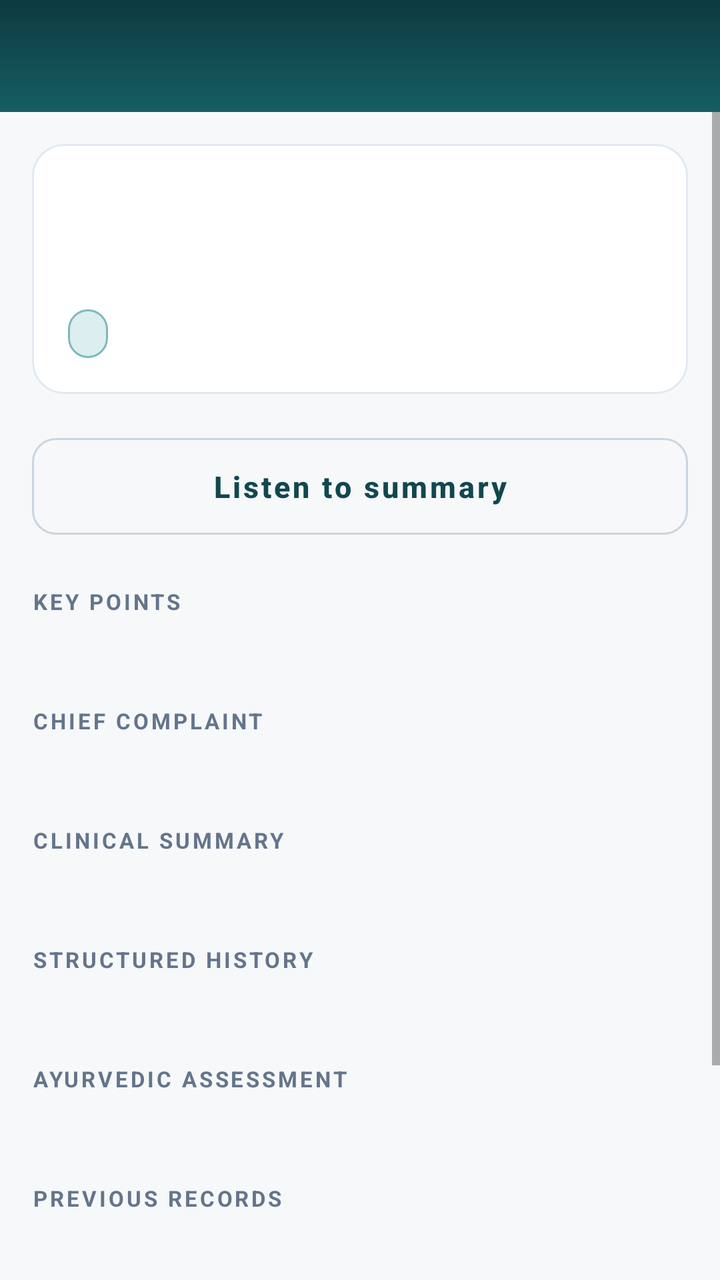
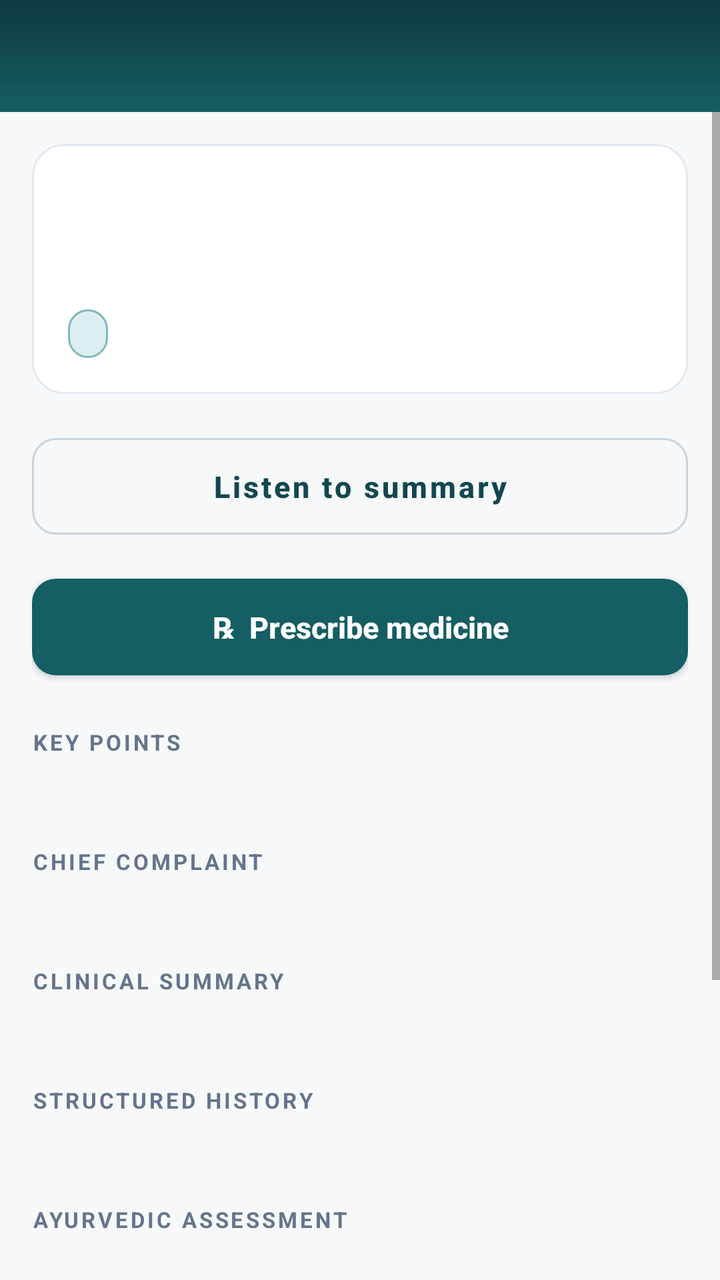

Screens rendered from an Android XML layout before and after an edit, with the pre-edit source and the edit as a unified diff.
<!-- AndroidManifest.xml: application theme Theme.DoctorApp -->
<!-- res/layout/activity_case_detail.xml -->
<?xml version="1.0" encoding="utf-8"?>
<LinearLayout xmlns:android="http://schemas.android.com/apk/res/android"
    xmlns:app="http://schemas.android.com/apk/res-auto"
    android:layout_width="match_parent"
    android:layout_height="match_parent"
    android:orientation="vertical"
    android:background="@color/background">

    <androidx.appcompat.widget.Toolbar
        android:id="@+id/toolbar"
        android:layout_width="match_parent"
        android:layout_height="?attr/actionBarSize"
        android:background="@drawable/bg_header_gradient"
        app:titleTextColor="@color/white"
        app:subtitleTextColor="@color/brand_100" />

    <ScrollView
        android:layout_width="match_parent"
        android:layout_height="0dp"
        android:layout_weight="1"
        android:fillViewport="true">

        <LinearLayout
            android:layout_width="match_parent"
            android:layout_height="wrap_content"
            android:orientation="vertical"
            android:padding="16dp">

            <com.google.android.material.card.MaterialCardView
                android:layout_width="match_parent"
                android:layout_height="wrap_content"
                app:cardCornerRadius="16dp"
                app:cardElevation="0dp"
                app:strokeColor="@color/ink_200"
                app:strokeWidth="1dp">

                <LinearLayout
                    android:layout_width="match_parent"
                    android:layout_height="wrap_content"
                    android:orientation="vertical"
                    android:padding="18dp">

                    <TextView
                        android:id="@+id/tvName"
                        style="@style/Text.Display"
                        android:layout_width="match_parent"
                        android:layout_height="wrap_content" />

                    <TextView
                        android:id="@+id/tvMeta"
                        style="@style/Text.Caption"
                        android:layout_width="match_parent"
                        android:layout_height="wrap_content"
                        android:layout_marginTop="4dp" />

                    <LinearLayout
                        android:layout_width="match_parent"
                        android:layout_height="wrap_content"
                        android:layout_marginTop="12dp"
                        android:orientation="horizontal">

                        <TextView
                            android:id="@+id/tvMode"
                            style="@style/Text.Caption"
                            android:layout_width="wrap_content"
                            android:layout_height="wrap_content"
                            android:background="@drawable/bg_chip_brand"
                            android:paddingLeft="10dp"
                            android:paddingRight="10dp"
                            android:paddingTop="4dp"
                            android:paddingBottom="4dp"
                            android:textStyle="bold" />

                        <TextView
                            android:id="@+id/tvUrgency"
                            style="@style/Text.Caption"
                            android:layout_width="wrap_content"
                            android:layout_height="wrap_content"
                            android:layout_marginStart="8dp"
                            android:paddingLeft="10dp"
                            android:paddingRight="10dp"
                            android:paddingTop="4dp"
                            android:paddingBottom="4dp"
                            android:textStyle="bold" />
                    </LinearLayout>
                </LinearLayout>
            </com.google.android.material.card.MaterialCardView>

            <TextView
                android:id="@+id/tvRedFlags"
                style="@style/Text.Body"
                android:layout_width="match_parent"
                android:layout_height="wrap_content"
                android:layout_marginTop="14dp"
                android:background="@drawable/bg_panel_danger"
                android:padding="14dp"
                android:textColor="@color/danger"
                android:textStyle="bold"
                android:visibility="gone" />

            <com.google.android.material.button.MaterialButton
                android:id="@+id/btnListen"
                style="@style/Widget.DoctorApp.Button.Outlined"
                android:layout_width="match_parent"
                android:layout_height="wrap_content"
                android:layout_marginTop="16dp"
                android:text="@string/listen_summary" />

            <TextView
                style="@style/Text.SectionLabel"
                android:id="@+id/lblKeyPoints"
                android:layout_width="match_parent"
                android:layout_height="wrap_content"
                android:layout_marginTop="20dp"
                android:text="Key points" />

            <TextView
                android:id="@+id/tvKeyPoints"
                style="@style/Text.Body"
                android:layout_width="match_parent"
                android:layout_height="wrap_content"
                android:layout_marginTop="6dp" />


            <TextView
                style="@style/Text.SectionLabel"
                android:id="@+id/lblComplaint"
                android:layout_width="match_parent"
                android:layout_height="wrap_content"
                android:layout_marginTop="20dp"
                android:text="Chief complaint" />

            <TextView
                android:id="@+id/tvComplaint"
                style="@style/Text.Body"
                android:layout_width="match_parent"
                android:layout_height="wrap_content"
                android:layout_marginTop="6dp" />


            <TextView
                style="@style/Text.SectionLabel"
                android:id="@+id/lblSummary"
                android:layout_width="match_parent"
                android:layout_height="wrap_content"
                android:layout_marginTop="20dp"
                android:text="Clinical summary" />

            <TextView
                android:id="@+id/tvSummary"
                style="@style/Text.Body"
                android:layout_width="match_parent"
                android:layout_height="wrap_content"
                android:layout_marginTop="6dp" />


            <TextView
                style="@style/Text.SectionLabel"
                android:id="@+id/lblHistory"
                android:layout_width="match_parent"
                android:layout_height="wrap_content"
                android:layout_marginTop="20dp"
                android:text="Structured history" />

            <TextView
                android:id="@+id/tvHistory"
                style="@style/Text.Body"
                android:layout_width="match_parent"
                android:layout_height="wrap_content"
                android:layout_marginTop="6dp" />


            <TextView
                style="@style/Text.SectionLabel"
                android:id="@+id/lblAyush"
                android:layout_width="match_parent"
                android:layout_height="wrap_content"
                android:layout_marginTop="20dp"
                android:text="Ayurvedic assessment" />

            <TextView
                android:id="@+id/tvAyush"
                style="@style/Text.Body"
                android:layout_width="match_parent"
                android:layout_height="wrap_content"
                android:layout_marginTop="6dp" />


            <TextView
                style="@style/Text.SectionLabel"
                android:id="@+id/lblDocuments"
                android:layout_width="match_parent"
                android:layout_height="wrap_content"
                android:layout_marginTop="20dp"
                android:text="Previous records" />

            <TextView
                android:id="@+id/tvDocuments"
                style="@style/Text.Body"
                android:layout_width="match_parent"
                android:layout_height="wrap_content"
                android:layout_marginTop="6dp" />


            <TextView
                style="@style/Text.SectionLabel"
                android:id="@+id/lblTranscript"
                android:layout_width="match_parent"
                android:layout_height="wrap_content"
                android:layout_marginTop="20dp"
                android:text="Interview transcript" />

            <TextView
                android:id="@+id/tvTranscript"
                style="@style/Text.Body"
                android:layout_width="match_parent"
                android:layout_height="wrap_content"
                android:layout_marginTop="6dp" />


            <TextView
                style="@style/Text.Caption"
                android:layout_width="match_parent"
                android:layout_height="wrap_content"
                android:layout_marginTop="24dp"
                android:background="@drawable/bg_panel_muted"
                android:padding="12dp"
                android:text="@string/ai_disclaimer" />
        </LinearLayout>
    </ScrollView>

    <ProgressBar
        android:id="@+id/progressBar"
        android:layout_width="wrap_content"
        android:layout_height="wrap_content"
        android:layout_gravity="center"
        android:indeterminateTint="@color/brand_600"
        android:visibility="gone" />
</LinearLayout>
<!-- resources referenced by this layout -->
<resources>
  <color name="background">#F6F8F9</color>
  <color name="brand_100">#DCEEF0</color>
  <color name="brand_600">#155E63</color>
  <color name="danger">#C62828</color>
  <color name="ink_200">#E2E8F0</color>
  <color name="white">#FFFFFFFF</color>
  <!-- drawable bg_chip_brand (drawable) -->
  <?xml version="1.0" encoding="utf-8"?>
  <shape xmlns:android="http://schemas.android.com/apk/res/android" android:shape="rectangle">
      <solid android:color="@color/brand_100" />
      <corners android:radius="100dp" />
      <stroke android:width="1dp" android:color="@color/brand_300" />
  </shape>
  <!-- drawable bg_header_gradient (drawable) -->
  <?xml version="1.0" encoding="utf-8"?>
  <shape xmlns:android="http://schemas.android.com/apk/res/android" android:shape="rectangle">
      <gradient
          android:angle="270"
          android:startColor="@color/brand_800"
          android:endColor="@color/brand_600" />
  </shape>
  <!-- drawable bg_panel_danger (drawable) -->
  <?xml version="1.0" encoding="utf-8"?>
  <shape xmlns:android="http://schemas.android.com/apk/res/android" android:shape="rectangle">
      <solid android:color="@color/danger_bg" />
      <corners android:radius="12dp" />
      <stroke android:width="1dp" android:color="#F3C0C0" />
  </shape>
  <!-- drawable bg_panel_muted (drawable) -->
  <?xml version="1.0" encoding="utf-8"?>
  <shape xmlns:android="http://schemas.android.com/apk/res/android" android:shape="rectangle">
      <solid android:color="@color/ink_50" />
      <corners android:radius="12dp" />
      <stroke android:width="1dp" android:color="@color/ink_200" />
  </shape>
  <string name="ai_disclaimer">AI-prepared draft. Review and confirm before acting.</string>
  <string name="listen_summary">Listen to summary</string>
  <style name="Text.Body" parent="TextAppearance.MaterialComponents.Body2">
          <item name="android:textColor">@color/ink_700</item>
          <item name="android:textSize">14sp</item>
          <item name="android:lineSpacingExtra">4dp</item>
      </style>
  <style name="Text.Caption" parent="TextAppearance.MaterialComponents.Caption">
          <item name="android:textColor">@color/ink_500</item>
          <item name="android:textSize">12sp</item>
      </style>
  <style name="Text.Display" parent="TextAppearance.MaterialComponents.Headline5">
          <item name="android:textColor">@color/ink_900</item>
          <item name="android:textStyle">bold</item>
          <item name="android:letterSpacing">-0.01</item>
      </style>
  <style name="Text.SectionLabel" parent="TextAppearance.MaterialComponents.Overline">
          <item name="android:textColor">@color/ink_500</item>
          <item name="android:textSize">11sp</item>
          <item name="android:letterSpacing">0.12</item>
          <item name="android:textStyle">bold</item>
      </style>
  <color name="brand_300">#7FB8BC</color>
  <color name="brand_800">#0E3A40</color>
  <color name="danger_bg">#FDECEC</color>
  <color name="ink_50">#F6F8F9</color>
  <color name="ink_700">#334155</color>
  <color name="ink_500">#64748B</color>
  <color name="ink_900">#0F172A</color>
  <color name="ink_300">#CBD5E1</color>
  <color name="brand_700">#12474F</color>
  <color name="brand_500">#1B7A80</color>
  <color name="surface">#FFFFFF</color>
  <style name="Widget.DoctorApp.Card" parent="Widget.MaterialComponents.CardView">
          <item name="cardCornerRadius">16dp</item>
          <item name="cardElevation">0dp</item>
          <item name="strokeColor">@color/ink_200</item>
          <item name="strokeWidth">1dp</item>
          <item name="cardBackgroundColor">@color/surface</item>
      </style>
</resources>

<!-- the commit's change to res/layout/activity_case_detail.xml (unified diff, before → after) -->
@@ -106,6 +106,14 @@
                 android:layout_marginTop="16dp"
                 android:text="@string/listen_summary" />
 
+            <com.google.android.material.button.MaterialButton
+                android:id="@+id/btnPrescribe"
+                style="@style/Widget.DoctorApp.Button"
+                android:layout_width="match_parent"
+                android:layout_height="wrap_content"
+                android:layout_marginTop="10dp"
+                android:text="℞  Prescribe medicine" />
+
             <TextView
                 style="@style/Text.SectionLabel"
                 android:id="@+id/lblKeyPoints"
